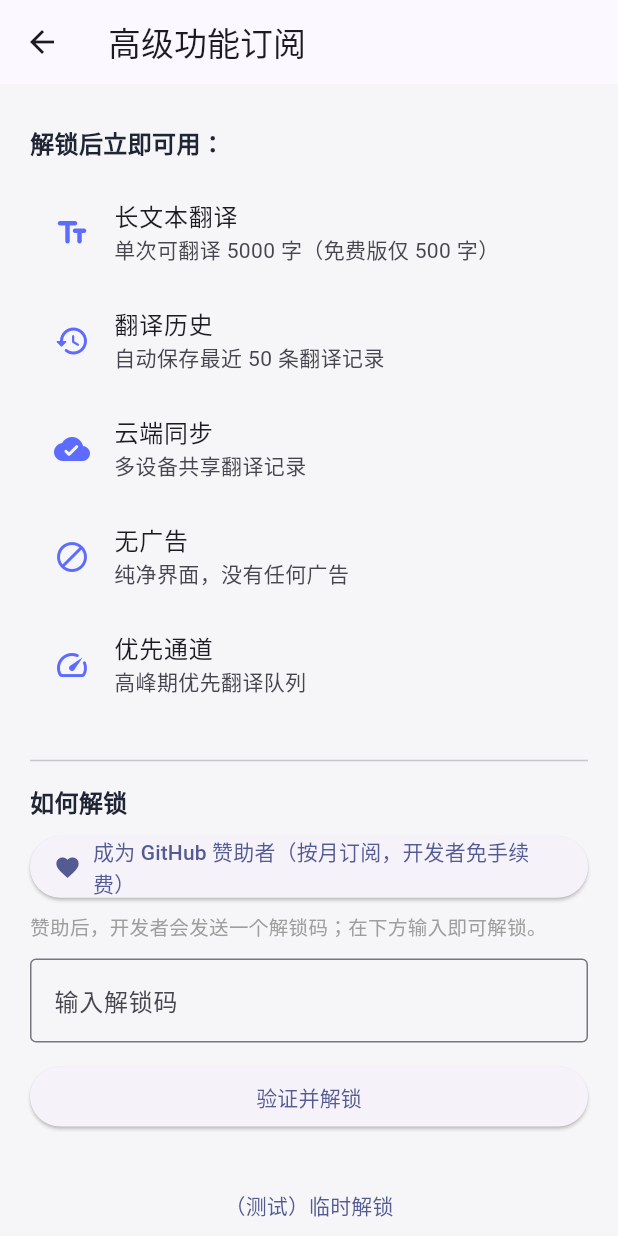
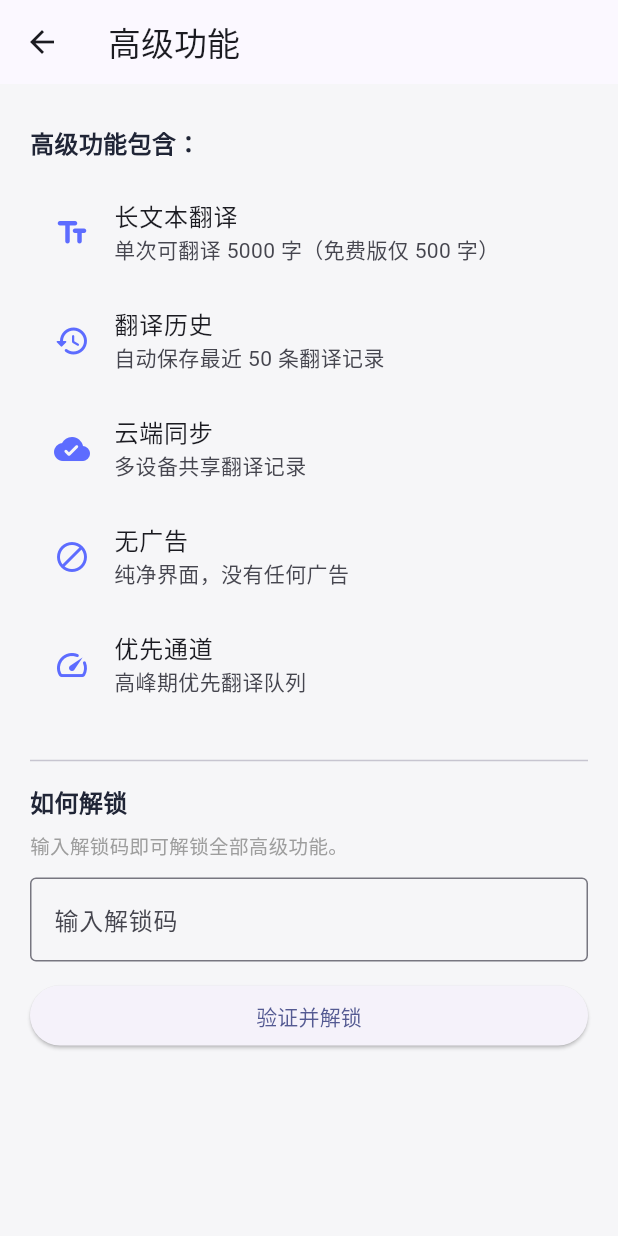
Before and after one commit to KingRSW/lingua-link, a Flutter app: the PaywallScreen screen opened directly, on a phone screen of 412 x 824 dp. Run offline on Flutter 3.47's test engine with Material 3 defaults, Android fonts, the phone set to English and light mode, and no system bars; our stand-ins replace flutter_tts, shared_preferences, speech_to_text; accounts and stored records are empty.

Commit message:
refactor: 移除赞助/订阅 UI，保留兑换码与 PRO 解锁
- 删除 paywall 里指向 404 的 GitHub Sponsors 按钮与「测试」临时解锁按钮
- 删除 subscription_service 的 sponsorHandle / toggleDevUnlock
- 移除 url_launcher 引用与赞助相关文案
- 保留独立兑换码页面与 PRO 状态（自用解锁长文本）

```diff
--- a/lib/paywall.dart
+++ b/lib/paywall.dart
@@ -1,5 +1,4 @@
 import 'package:flutter/material.dart';
-import 'package:url_launcher/url_launcher.dart';
 import 'subscription_service.dart';
 
 class PaywallScreen extends StatefulWidget {
@@ -22,15 +21,6 @@ class _PaywallScreenState extends State<PaywallScreen> {
     _Feature(Icons.speed_rounded, '优先通道', '高峰期优先翻译队列'),
   ];
 
-  Future<void> _openSponsors() async {
-    final url = Uri.parse(
-      'https://github.com/sponsors/${SubscriptionService.sponsorHandle}',
-    );
-    if (await canLaunchUrl(url)) {
-      await launchUrl(url, mode: LaunchMode.externalApplication);
-    }
-  }
-
   Future<void> _redeem() async {
     setState(() {
       _busy = true;
@@ -51,7 +41,7 @@ class _PaywallScreenState extends State<PaywallScreen> {
   Widget build(BuildContext context) {
     final premium = SubscriptionService.instance.isPremium;
     return Scaffold(
-      appBar: AppBar(title: const Text('高级功能订阅')),
+      appBar: AppBar(title: const Text('高级功能')),
       body: ListView(
         padding: const EdgeInsets.all(20),
         children: [
@@ -63,7 +53,7 @@ class _PaywallScreenState extends State<PaywallScreen> {
               ),
             ),
           const SizedBox(height: 8),
-          const Text('解锁后立即可用：',
+          const Text('高级功能包含：',
               style: TextStyle(fontWeight: FontWeight.bold, fontSize: 16)),
           const SizedBox(height: 12),
           ..._features.map(
@@ -79,14 +69,8 @@ class _PaywallScreenState extends State<PaywallScreen> {
           const Text('如何解锁',
               style: TextStyle(fontWeight: FontWeight.bold, fontSize: 16)),
           const SizedBox(height: 8),
-          ElevatedButton.icon(
-            onPressed: _openSponsors,
-            icon: const Icon(Icons.favorite),
-            label: const Text('成为 GitHub 赞助者（按月订阅，开发者免手续费）'),
-          ),
-          const SizedBox(height: 6),
           const Text(
-            '赞助后，开发者会发送一个解锁码；在下方输入即可解锁。',
+            '输入解锁码即可解锁全部高级功能。',
             style: TextStyle(color: Colors.grey, fontSize: 13),
           ),
           const SizedBox(height: 12),
@@ -114,14 +98,6 @@ class _PaywallScreenState extends State<PaywallScreen> {
               padding: const EdgeInsets.only(top: 12),
               child: Text(_msg!, style: const TextStyle(fontSize: 14)),
             ),
-          const SizedBox(height: 24),
-          TextButton(
-            onPressed: () async {
-              await SubscriptionService.instance.toggleDevUnlock();
-              setState(() {});
-            },
-            child: Text(premium ? '（测试）取消解锁' : '（测试）临时解锁'),
-          ),
         ],
       ),
     );
--- a/lib/redeem_screen.dart
+++ b/lib/redeem_screen.dart
@@ -113,12 +113,11 @@ class _RedeemScreenState extends State<RedeemScreen> {
           const SizedBox(height: 24),
           const Divider(),
           const SizedBox(height: 12),
-          const Text('如何获得解锁码',
+          const Text('关于解锁码',
               style: TextStyle(fontWeight: FontWeight.bold, fontSize: 15)),
           const SizedBox(height: 8),
           const Text(
-            '成为开发者的 GitHub 赞助者（按月订阅，开发者免手续费）后，'
-            '开发者会发送专属解锁码给你，在此输入即可解锁。',
+            '解锁码由开发者分发，输入即可解锁全部高级功能。',
             style: TextStyle(color: Colors.grey, fontSize: 13),
           ),
         ],
--- a/lib/subscription_service.dart
+++ b/lib/subscription_service.dart
@@ -1,11 +1,10 @@
 import 'package:shared_preferences/shared_preferences.dart';
 
-/// 高级功能订阅服务（纯前端实现，无需后端）
+/// 高级功能解锁服务（纯前端实现，无需后端）
 ///
 /// 设计：
-/// - 付费通道用 GitHub Sponsors：开发者免费开通、GitHub 不抽成、按月订阅。
-/// - 解锁方式：赞助者由开发者发放「解锁码」，在网页里输入即解锁。
-///   校验在本地完成（格式 + 校验和），因此可在纯静态的 GitHub Pages 上运行。
+/// - 高级功能通过「解锁码」在本地解锁，无需任何付费通道。
+/// - 校验在本地完成（格式 + 校验和），因此可在纯静态的 GitHub Pages 上运行。
 /// - 说明：纯前端校验可被技术用户绕过，对独立小工具足够；
 ///   若要做到「不可绕过」，可加一个 serverless 校验函数（如 Cloudflare Workers，免费额度足够）。
 class SubscriptionService {
@@ -13,10 +12,6 @@ class SubscriptionService {
   static final SubscriptionService instance = SubscriptionService._();
 
   static const String _prefsKey = 'lingua_premium_v1';
-
-  /// 你的 GitHub 用户名（赞助页地址 https://github.com/sponsors/<这里>）
-  /// ⚠️ 上线前改成你自己的用户名。
-  static const String sponsorHandle = 'KingRSW';
 
   bool _isPremium = false;
   bool get isPremium => _isPremium;
@@ -57,9 +52,6 @@ class SubscriptionService {
     return true;
   }
 
-  /// 仅供本地测试：临时切换解锁状态。生产环境请把这个方法和 Paywall 里的「测试」按钮删掉。
-  Future<void> toggleDevUnlock() async => setPremium(!_isPremium);
-
   // --- 校验和（务必与 tools/gen_code.dart 保持一致）---
   static const String _salt = 'LinguaLink-2026-StaticSite';
   static String _checksum(String seed) {
@@ -76,7 +68,7 @@ class SubscriptionService {
     return hex.substring(0, 6);
   }
 
-  /// 生成解锁码（与 gen_code.dart 同算法），用于给赞助者发卡。
+  /// 生成解锁码（与 gen_code.dart 同算法），用于分发解锁高级功能。
   static String generateCode(String middle) {
     final m = middle.toUpperCase();
     return 'LINGUA-$m-${_checksum(m)}';
```
